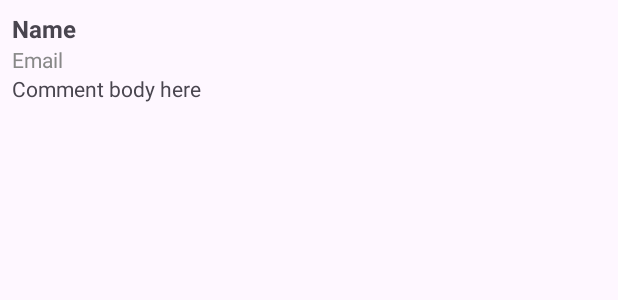
After one commit to amuormangar/Recycler_View, an Android app: the layout comment_list_item.xml on its own in the app's theme, with its tools: preview values and no code run, on a phone screen of 412 x 824 dp. The commit adds this screen. Shown: the top 300 px of the screen. Run offline under Robolectric (Android 15) with nearby library versions, the phone set to English and light mode, and no system bars.

Commit message:
comments endpoint

```diff
--- a/app/src/main/AndroidManifest.xml
+++ b/app/src/main/AndroidManifest.xml
@@ -13,6 +13,9 @@
         android:roundIcon="@mipmap/ic_launcher_round"
         android:supportsRtl="true"
         android:theme="@style/Theme.RecyclerViews">
+        <activity
+            android:name=".ViewCommentActivity"
+            android:exported="false" />
         <activity
             android:name=".ViewPostActivity"
             android:exported="false" />
--- /dev/null
+++ b/app/src/main/res/layout/comment_list_item.xml
@@ -0,0 +1,42 @@
+<?xml version="1.0" encoding="utf-8"?>
+<androidx.constraintlayout.widget.ConstraintLayout xmlns:android="http://schemas.android.com/apk/res/android"
+    xmlns:app="http://schemas.android.com/apk/res-auto"
+    android:id="@+id/comment_item_root"
+    android:layout_width="match_parent"
+    android:layout_height="wrap_content"
+    android:padding="8dp">
+
+    <TextView
+        android:id="@+id/tvCommentName"
+        android:layout_width="0dp"
+        android:layout_height="wrap_content"
+        android:text="Name"
+        android:textStyle="bold"
+        android:textSize="16sp"
+        app:layout_constraintTop_toTopOf="parent"
+        app:layout_constraintStart_toStartOf="parent"
+        app:layout_constraintEnd_toEndOf="parent"/>
+
+    <TextView
+        android:id="@+id/tvCommentEmail"
+        android:layout_width="0dp"
+        android:layout_height="wrap_content"
+        android:text="Email"
+        android:textSize="14sp"
+        android:textColor="#888888"
+        app:layout_constraintTop_toBottomOf="@id/tvCommentName"
+        app:layout_constraintStart_toStartOf="parent"
+        app:layout_constraintEnd_toEndOf="parent"/>
+
+    <TextView
+        android:id="@+id/tvCommentBody"
+        android:layout_width="0dp"
+        android:layout_height="wrap_content"
+        android:text="Comment body here"
+        android:textSize="14sp"
+        app:layout_constraintTop_toBottomOf="@id/tvCommentEmail"
+        app:layout_constraintStart_toStartOf="parent"
+        app:layout_constraintEnd_toEndOf="parent"
+        app:layout_constraintBottom_toBottomOf="parent"/>
+
+</androidx.constraintlayout.widget.ConstraintLayout>
```
Also changed, not shown: app/src/main/java/com/daniella/recyclerviews/ApiInterface.kt (+7 -6 lines), app/src/main/java/com/daniella/recyclerviews/Comment.kt (added, +9 -0 lines), app/src/main/java/com/daniella/recyclerviews/CommentRVAdapter.kt (added, +31 -0 lines), app/src/main/java/com/daniella/recyclerviews/ViewPostActivity.kt (+50 -25 lines).
